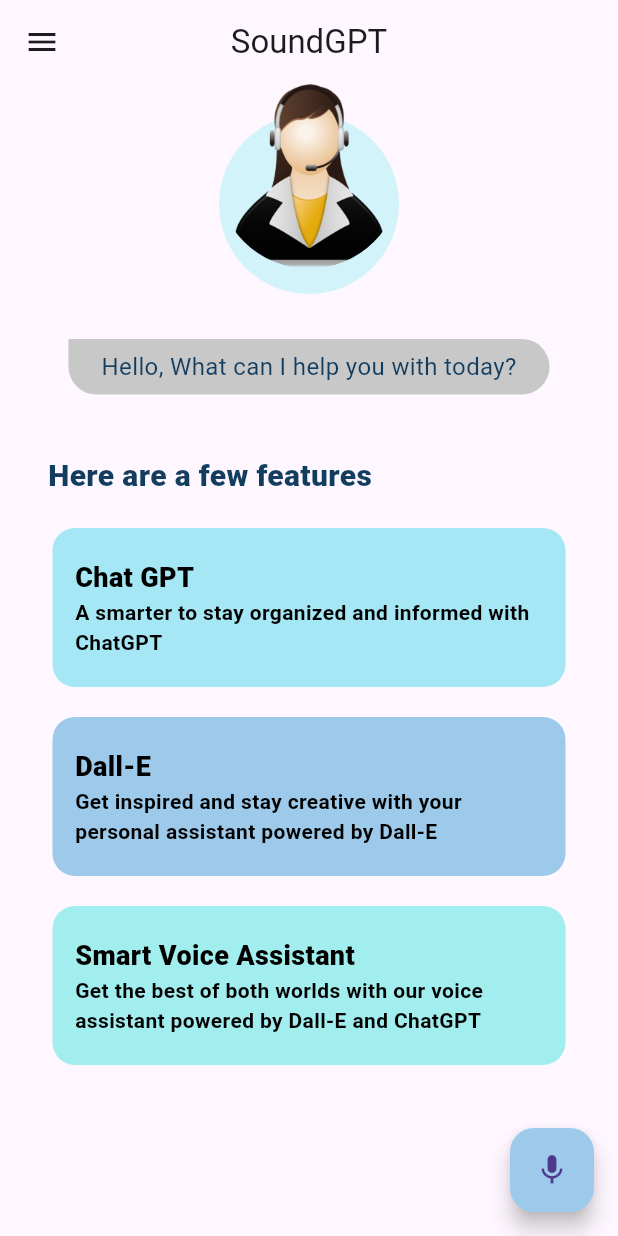
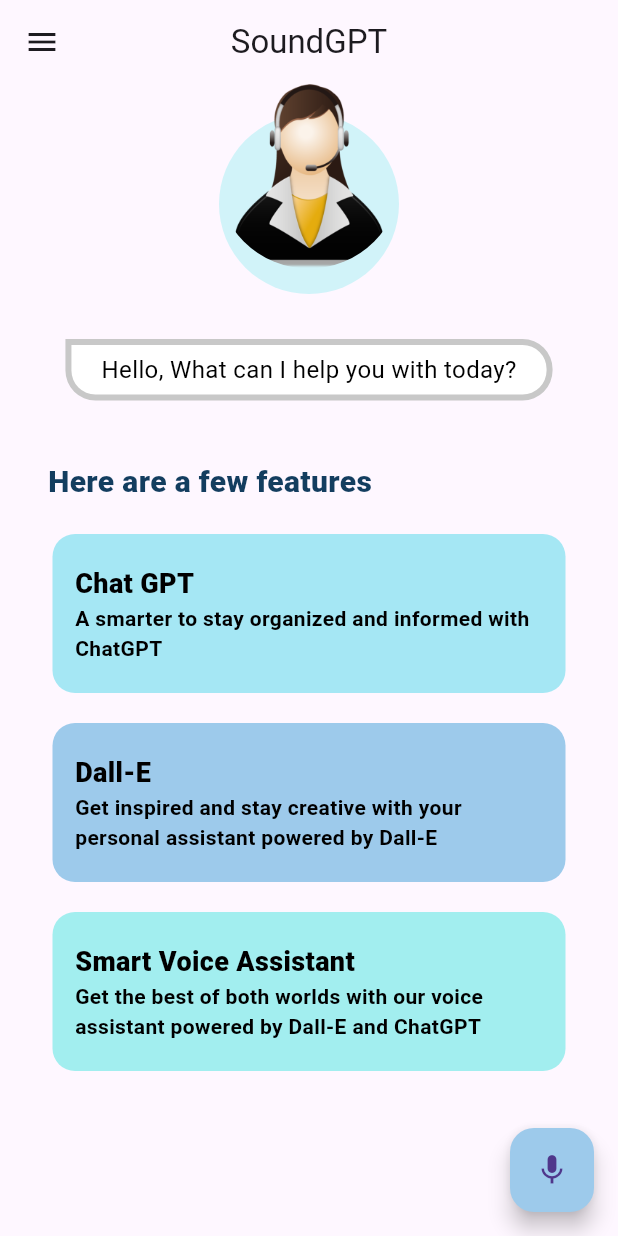
Before and after one commit to Akshat-sGit/Chat_GPT-Flutter, a Flutter app: the screen it shows after launch, on a phone screen of 412 x 824 dp. Run offline on Flutter 3.47's test engine with Material 2 defaults, Android fonts, the phone set to English and light mode, and no system bars.

Commit message:
updated chatscreen

```diff
--- a/lib/chat_screen.dart
+++ b/lib/chat_screen.dart
@@ -56,16 +56,16 @@ class _ChatScreenState extends State<ChatScreen> {
                 decoration: BoxDecoration(
                   border: Border.all(
                     color: Pallete.borderColor,
-                    width: 2,
+                    width: 4,
                   ),
-                  color: Pallete.borderColor,
+                  color: Pallete.whiteColor,
                   borderRadius: BorderRadius.circular(20).copyWith(
                     topLeft:const Radius.circular(0),
                   ),
                 ),
                 child: const Text('Hello, What can I help you with today?',
                 style: TextStyle(
-                  color: Pallete.mainFontColor,
+                  color: Pallete.blackColor,
                   fontSize: 16,
                 ),
                 ),
```
